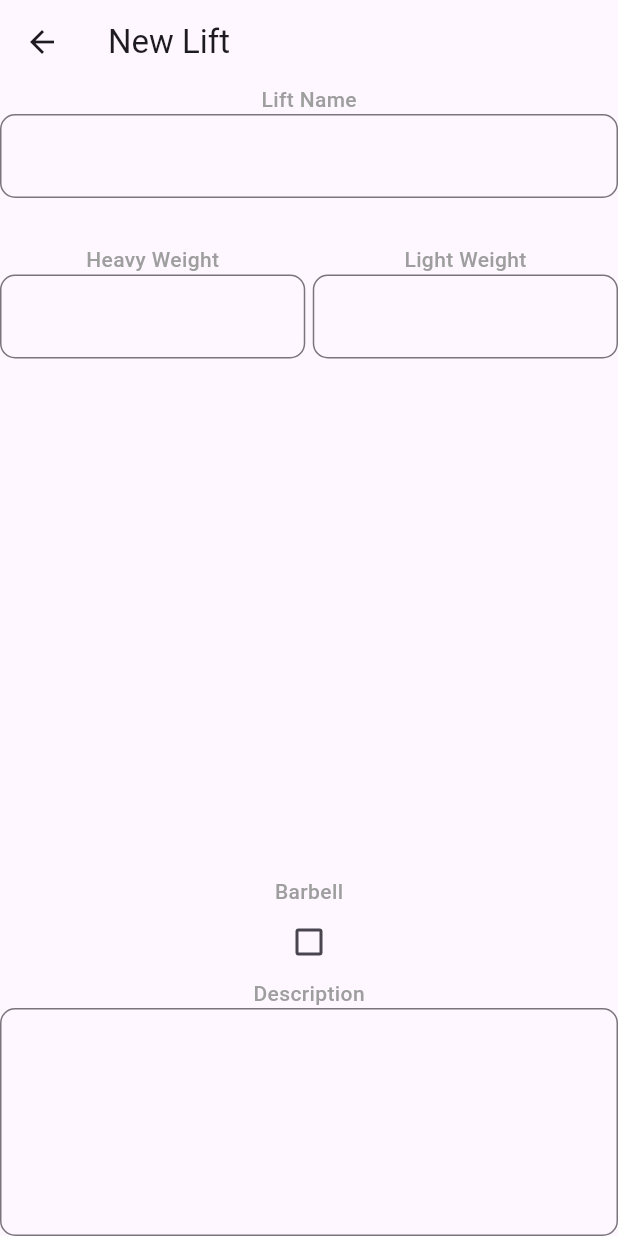
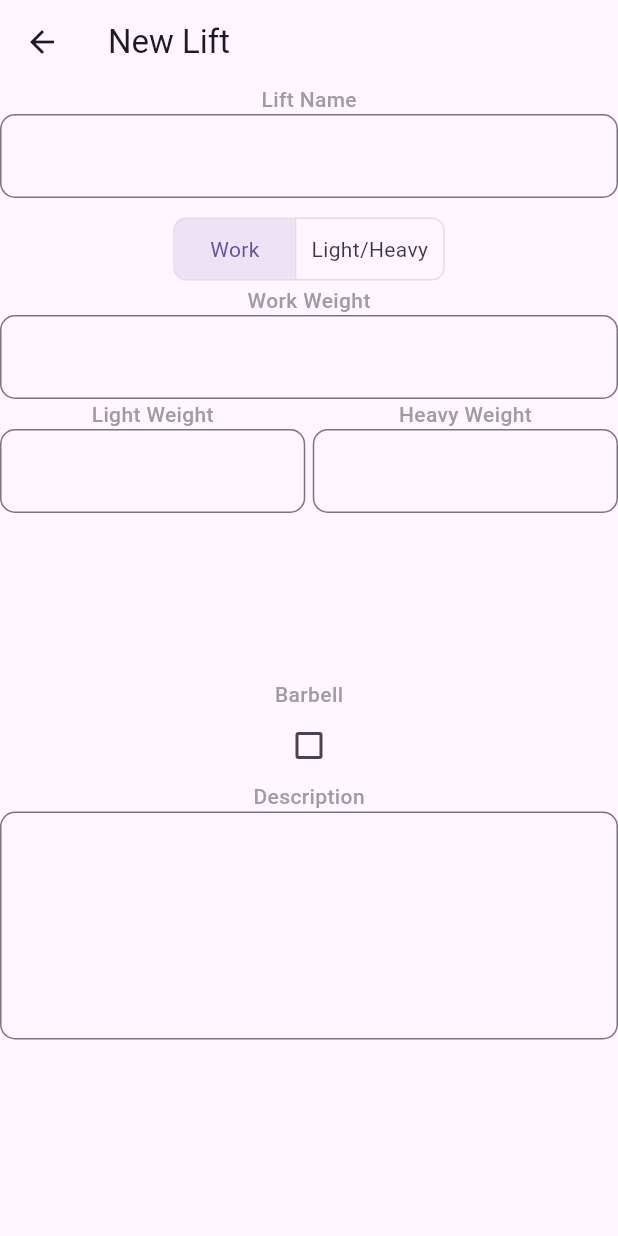
Before and after one commit to lhsteffen/IronSights, a Flutter app: the NewLift screen opened directly, on a phone screen of 412 x 824 dp. Run offline on Flutter 3.47's test engine with Material 3 defaults, Android fonts, the phone set to English and light mode, and no system bars.

Commit message:
Added toggle button for work or light/heavy to new lift page. Added work weight entry

```diff
--- a/lib/new_lift.dart
+++ b/lib/new_lift.dart
@@ -12,6 +12,8 @@ import 'package:iron_sights/main.dart';
 import 'package:provider/provider.dart';
 import 'lift.dart';
 
+const List<Widget> weightTypes = <Widget>[Padding(padding: EdgeInsets.only(left: 10, right: 10), child: Text("Work")), Padding(padding: EdgeInsets.only(left: 10, right: 10), child: Text("Light/Heavy"))];
+
 class NewLift extends StatefulWidget {
   const NewLift({super.key});
 
@@ -21,6 +23,9 @@ class NewLift extends StatefulWidget {
 
 class _NewLiftState extends State<NewLift> {
   Lift newLift = Lift.emptyLift();
+
+  final List<bool> _selectedWeightType = <bool>[true, false];
+  bool vertical = false;
 
   @override
   Widget build(BuildContext context) {
@@ -54,8 +59,36 @@ class _NewLiftState extends State<NewLift> {
             const SizedBox(
               height: 10.0,
             ),
+            ToggleButtons(
+              direction: vertical ? Axis.vertical : Axis.horizontal,
+              borderRadius: const BorderRadius.all(Radius.circular(8)),
+              constraints: const BoxConstraints(minHeight: 40.0, minWidth: 80.0),
+              isSelected: _selectedWeightType,
+              onPressed: (int index) {
+                setState(() {
+                  for (int i = 0; i < _selectedWeightType.length; i++) {
+                    _selectedWeightType[i] = i == index;
+                  }
+                });
+              },
+              children: weightTypes,
+            ),
             Text(
-              ""
+              "Work Weight",
+              style: TextStyle(
+                fontSize: 14,
+                color: Colors.grey,
+                fontWeight: FontWeight.w500
+              ),
+            ),
+            Flexible(
+              child: TextField(
+                decoration: InputDecoration(
+                  border: OutlineInputBorder(
+                    borderRadius: BorderRadius.all(Radius.circular(10.0))
+                  )
+                ),
+              ),
             ),
             Flexible(
               fit: FlexFit.loose,
@@ -66,7 +99,7 @@ class _NewLiftState extends State<NewLift> {
                     child: Column(
                       children: [
                         Text(
-                          "Heavy Weight",
+                          "Light Weight",
                           style: TextStyle(
                             fontSize: 14,
                             color: Colors.grey,
@@ -85,13 +118,13 @@ class _NewLiftState extends State<NewLift> {
                       ],
                     ),
                   ),
-                  const SizedBox(width: 5.0,),
+                  const SizedBox(width: 5.0),
                   Flexible(
                     fit: FlexFit.loose,
                     child: Column(
                       children: [
                         Text(
-                          "Light Weight",
+                          "Heavy Weight",
                           style: TextStyle(
                             fontSize: 14,
                             color: Colors.grey,
```
